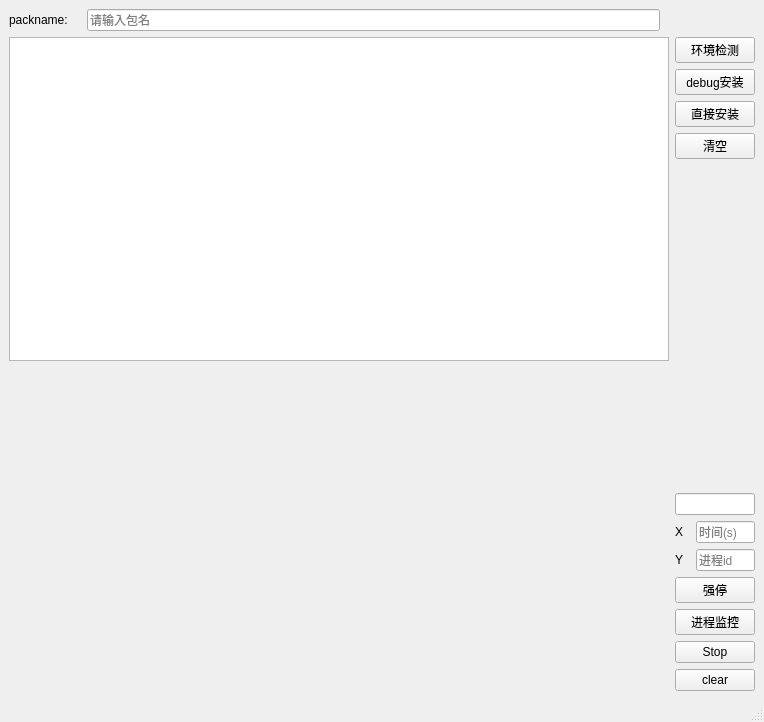
HeroZ6/haiwaitest_tool, file ui/newtoolui.ui: the form before one commit.
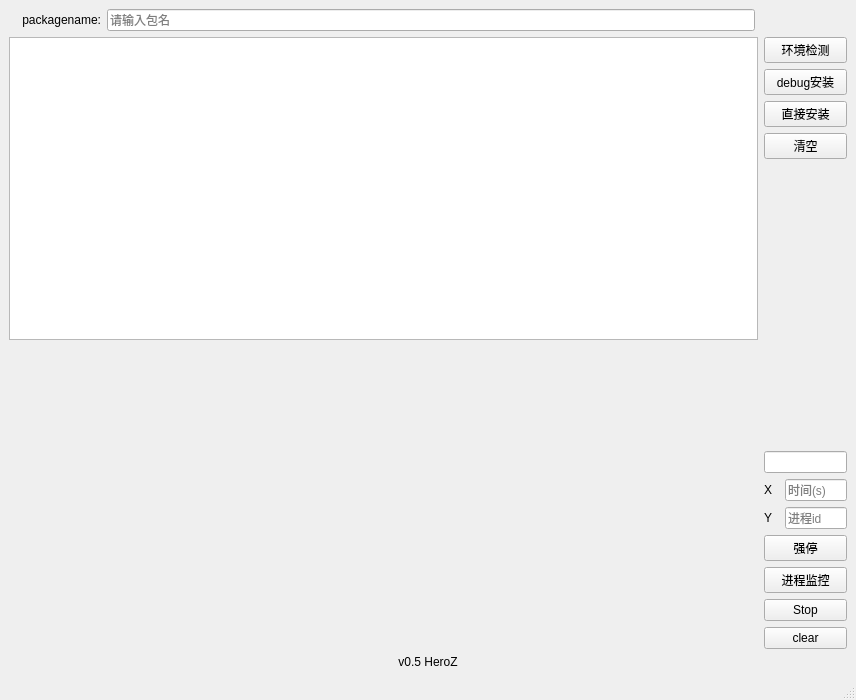
The form after the commit. Custom widgets are drawn as their Qt base class.

Commit message: 增加版本号和作者

Diff of the .ui file:
```diff
--- a/ui/newtoolui.ui
+++ b/ui/newtoolui.ui
@@ -6,8 +6,8 @@
    <rect>
     <x>0</x>
     <y>0</y>
-    <width>764</width>
-    <height>722</height>
+    <width>856</width>
+    <height>700</height>
    </rect>
   </property>
   <property name="windowTitle">
@@ -20,7 +20,7 @@
       <item>
        <layout class="QHBoxLayout" name="ouertui_2" stretch="1">
         <item>
-         <layout class="QHBoxLayout" name="input_ui" stretch="1,8,1">
+         <layout class="QHBoxLayout" name="input_ui" stretch="1,7,1">
           <property name="sizeConstraint">
            <enum>QLayout::SetDefaultConstraint</enum>
           </property>
@@ -33,13 +33,13 @@
              </sizepolicy>
             </property>
             <property name="text">
-             <string>packname:</string>
+             <string>packagename:</string>
             </property>
             <property name="textFormat">
              <enum>Qt::AutoText</enum>
             </property>
             <property name="alignment">
-             <set>Qt::AlignLeading|Qt::AlignLeft|Qt::AlignVCenter</set>
+             <set>Qt::AlignRight|Qt::AlignTrailing|Qt::AlignVCenter</set>
             </property>
            </widget>
           </item>
@@ -86,11 +86,11 @@
              <enum>Qt::Horizontal</enum>
             </property>
             <property name="sizeType">
-             <enum>QSizePolicy::Fixed</enum>
+             <enum>QSizePolicy::Ignored</enum>
             </property>
             <property name="sizeHint" stdset="0">
              <size>
-              <width>95</width>
+              <width>80</width>
               <height>20</height>
              </size>
             </property>
@@ -280,6 +280,16 @@
         </item>
        </layout>
       </item>
+      <item>
+       <widget class="QLabel" name="label_2">
+        <property name="text">
+         <string>v0.5 HeroZ</string>
+        </property>
+        <property name="alignment">
+         <set>Qt::AlignCenter</set>
+        </property>
+       </widget>
+      </item>
      </layout>
     </item>
    </layout>
```
Left out of the diff: 2 changed lines with no effect on the pictures. The commit also changes 1 other file.
